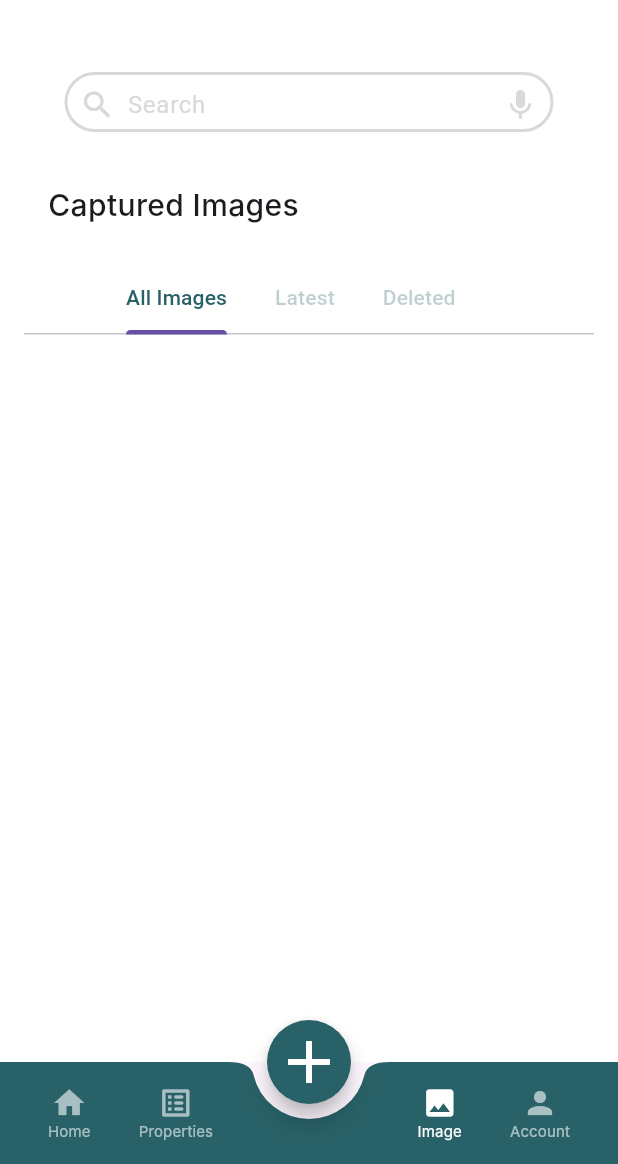
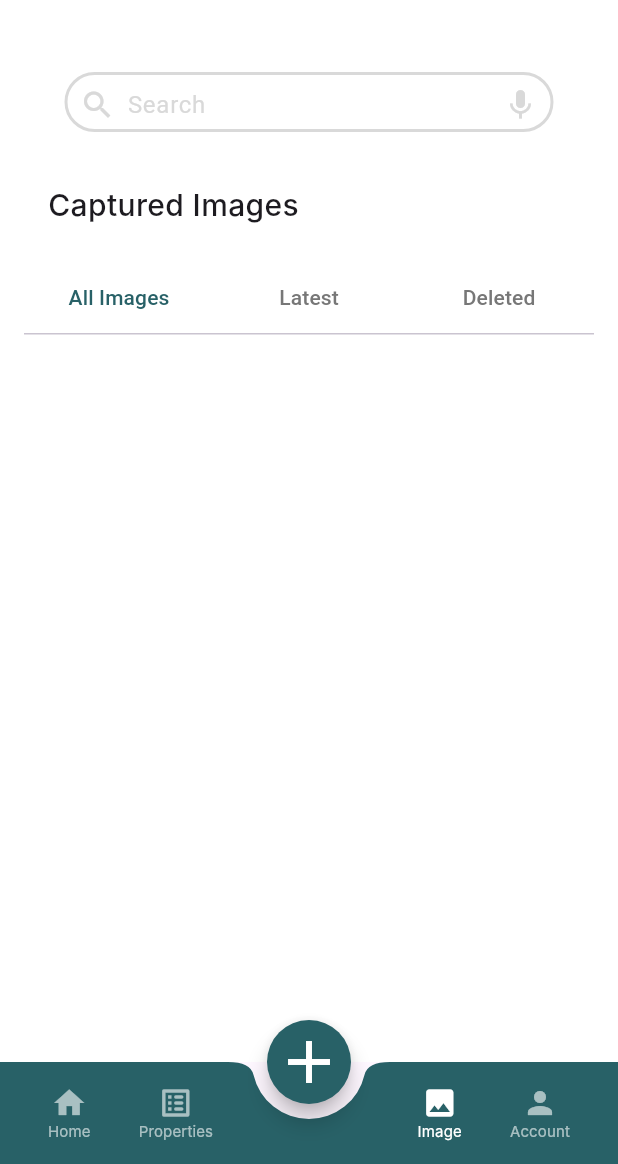
Before and after one commit to TaurgoUAT/taurgo-developement, a Flutter app: the screen it shows after launch, item 2 of the bottom bar chosen, after a tap on "Image", on a phone screen of 412 x 824 dp, the part 72-1236 px from its top. Run offline on Flutter 3.47's test engine with Material 3 defaults, Android fonts, the phone set to English and light mode, and no system bars; Roboto replaces fonts that are missing (Inter).

Commit message:
Implementation for the Screens with MVP

```diff
--- a/taurgo_developement/lib/costants/AppColors.dart
+++ b/taurgo_developement/lib/costants/AppColors.dart
@@ -8,8 +8,10 @@ const kButtonColour = Color(0xFFF19447);
 const kSecondaryButtonColor = Color(0xFFF1F1F1);
 const kSecondaryButtonBorderColor = Color(0xFFD9D9D9);
 
+const kSecondaryBorderColor = Color(0xFF777777);
 const kSecondaryButtonTextColor = Color(0xFF000000);
 const kSecondaryTextColour = Color(0xff6C757D);
+const kSecondaryTextColourTwo = Color(0xff444444);
 const kPrimaryTextColour = Color(0xff0E0F11);
 
 const kPrimaryLightColor = Color(0xFFddb892);
--- a/taurgo_developement/lib/pages/navpages/imagePage.dart
+++ b/taurgo_developement/lib/pages/navpages/imagePage.dart
@@ -31,16 +31,40 @@ class _ImagepageState extends State<Imagepage> with TickerProviderStateMixin{
   //   super.dispose();
   // }
 
-  List allImage = [
-    "prop-img.png",
-    "prop-img.png",
-    "prop-img.png",
-    "prop-img.png"
-  ];
-  List latestImages = ["prop-img.png", "Lprop-img.png", "prop-img.png", "prop-"
-      "img.png"];
-  List deletedImages = ["prop-img.png", "Lprop-img.png", "prop-img.png", "prop-"
-      "img.png"];
+  // List<String> allImage = [
+  //   "prop-img.png",
+  //   "prop-img.png",
+  //   "prop-img.png",
+  //   "prop-img.png",
+  //   "prop-img.png",
+  //   "prop-img.png",
+  //   "prop-img.png",
+  //   "prop-img.png",
+  //   "prop-img.png",
+  //
+  // ];
+  // List<String> latestImages = [
+  //   "prop-img.png",
+  //   "prop-img.png",
+  //   "prop-img.png",
+  //   "prop-img.png",
+  //   "prop-img.png",
+  //   "prop-img.png",
+  //   "prop-img.png",
+  //   "prop-img.png",
+  //   "prop-img.png",
+  // ];
+  // List<String> deletedImages = [
+  //   "prop-img.png",
+  //   "prop-img.png",
+  //   "prop-img.png",
+  //   "prop-img.png",
+  //   "prop-img.png",
+  //   "prop-img.png",
+  //   "prop-img.png",
+  //   "prop-img.png",
+  //   "prop-img.png",
+  // ];
   @override
   Widget build(BuildContext context) {
     TabController _tabController = TabController(length: 3, vsync: this);
@@ -79,29 +103,34 @@ class _ImagepageState extends State<Imagepage> with TickerProviderStateMixin{
             Center(child: SearchBarSection()),
 
             CapturedImage(),
+            Container(
+              child: TabBar(
+                controller: _tabController,
+                labelColor: kPrimaryColor,
+                unselectedLabelColor: kSecondaryBorderColor,
+                indicator: BoxDecoration(),
 
-            Container(
 
-              child: TabBar(
-                  // labelPadding: const EdgeInsets.only(left: 0, right: 20),
-                  controller: _tabController,
-                  labelColor: kPrimaryColor,
-                  unselectedLabelColor: kPrimaryColor.withOpacity(0.3),
-                  isScrollable: true,
-                  // indicator: CircleTabIndicator(color: kPrimaryColor, radius: 4),
-                  // indicatorSize: TabBarIndicatorSize.label,
-                  tabs: [
-                    Tab(
-                      text: "All Images",
-                    ),
-                    Tab(
-                      text: "Latest",
-                    ),
-                    Tab(
-                      text: "Deleted",
-                    )
-                  ]),
+                // indicatorSize: TabBarIndicatorSize.tab,
+                tabs: [
+                  Tab(text: "All Images"),
+                  Tab(text: "Latest"),
+                  Tab(text: "Deleted"),
+                ],
+              ),
             ),
+            // Expanded(
+            //   child: TabBarView(
+            //     controller: _tabController,
+            //     children: [
+            //       buildGridView(allImage),
+            //       buildGridView(latestImages),
+            //       buildGridView(deletedImages),
+            //     ],
+            //   ),
+            // ),
+
+
 
             // Container(
             //   padding: const EdgeInsets.only(left: 20),
@@ -221,3 +250,32 @@ class _ImagepageState extends State<Imagepage> with TickerProviderStateMixin{
     );
   }
 }
+
+
+Widget buildGridView(List<String> images) {
+  return GridView.builder(
+    padding: const EdgeInsets.all(8.0),
+    gridDelegate: SliverGridDelegateWithFixedCrossAxisCount(
+      crossAxisCount: 3,
+      crossAxisSpacing: 8.0,
+      mainAxisSpacing: 8.0,
+    ),
+    itemCount: images.length,
+    itemBuilder: (BuildContext context, int index) {
+      return GestureDetector(
+        onTap: () {
+          // Handle image tap
+        },
+        child: Container(
+          decoration: BoxDecoration(
+            borderRadius: BorderRadius.circular(10.0),
+            image: DecorationImage(
+              image: AssetImage("assets/images/${images[index]}"),
+              fit: BoxFit.cover,
+            ),
+          ),
+        ),
+      );
+    },
+  );
+}
--- a/taurgo_developement/lib/pages/navpages/propertyPage.dart
+++ b/taurgo_developement/lib/pages/navpages/propertyPage.dart
@@ -40,6 +40,92 @@ class _ProperyPageState extends State<ProperyPage> {
         body: Container(
           color: bWhite,
           padding: const EdgeInsets.all(16.0),
+          child: Container(
+            height: 320,
+            margin: EdgeInsets.all(16.0),
+            decoration: BoxDecoration(
+              color: Colors.white,
+              borderRadius: BorderRadius.circular(10.0),
+              boxShadow: [
+                BoxShadow(
+                  color: Colors.black12,
+                  blurRadius: 8.0,
+                  spreadRadius: 2.0,
+                  offset: Offset(2.0, 2.0),
+                ),
+              ],
+            ),
+            child: Column(
+              // padding: const EdgeInsets.all(16.0),
+              crossAxisAlignment: CrossAxisAlignment.start,
+              children: <Widget>[
+                Container(
+                  padding: EdgeInsets.all(16.0),
+
+                  child: ClipRRect(
+                    // padding: const EdgeInsets.all(16.0),
+                    borderRadius: BorderRadius.vertical(top: Radius.circular
+                      (20.0),bottom: Radius.circular(20.0)),
+                    child: Image.asset(
+                      "assets/images/prop-img.png",
+                      width: double.infinity,
+                      height: 150.0,
+                      fit: BoxFit.cover,
+                    ),
+                  ),
+
+                ),
+
+                Padding(
+                  padding: EdgeInsets.all(16.0),
+                  child: Column(
+                    crossAxisAlignment: CrossAxisAlignment.start,
+                    children: <Widget>[
+                      Text(
+                        "Address",
+                        style: TextStyle(
+                          fontSize: 12.0,
+                          fontWeight: FontWeight.bold,
+                        ),
+                      ),
+                      SizedBox(height: 8.0),
+                      Text(
+                        "Lorem ipsum dolor sit amet, consectetur adipiscing elit, sed do eiusmod tempor incididunt ut et dolore magna aliqua. ",
+                        textAlign: TextAlign.justify,
+                        style: TextStyle(
+                          fontSize: 11.0,
+                          color: kSecondaryTextColourTwo,
+                        ),
+                      ),
+                    ],
+                  ),
+                ),
+                Padding(
+                  padding: EdgeInsets.symmetric(horizontal: 16.0),
+                  child: Row(
+                    mainAxisAlignment: MainAxisAlignment.spaceBetween,
+                    children: <Widget>[
+                      Text(
+                        "Area : Area",
+                        style: TextStyle(
+                          fontSize: 11.0,
+                          color: Colors.grey[600],
+                        ),
+                      ),
+                      Text(
+                        "Postalcode: 123345",
+                        style: TextStyle(
+                          fontSize: 11.0,
+                          color: Colors.grey[600],
+                        ),
+                      ),
+                    ],
+                  ),
+                ),
+                SizedBox(height: 16.0),
+              ],
+            ),
+          ),
 
         )
     );
```
